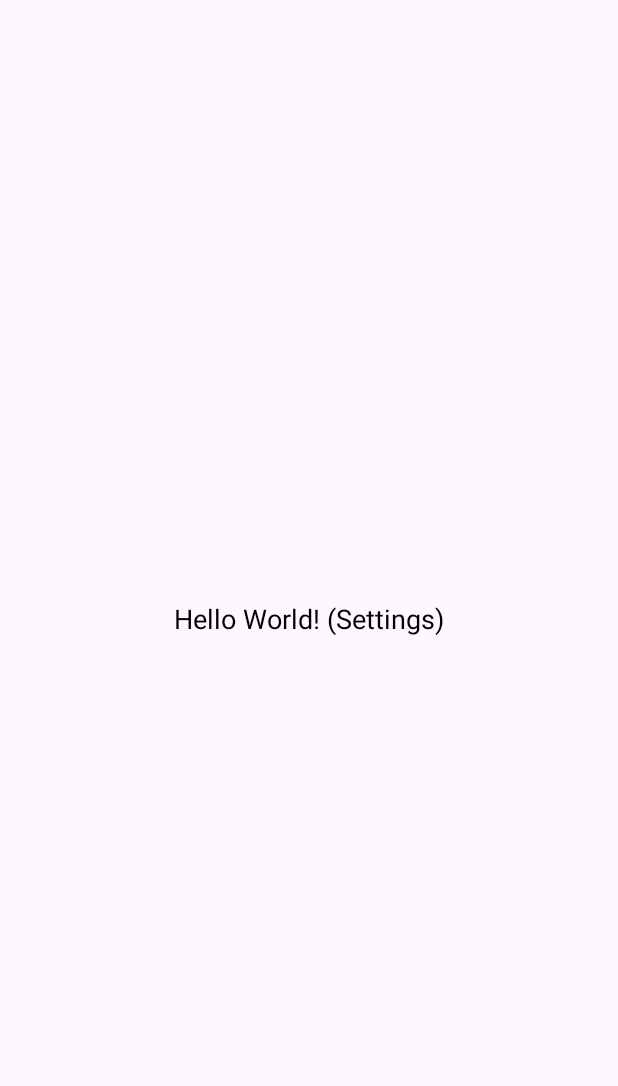
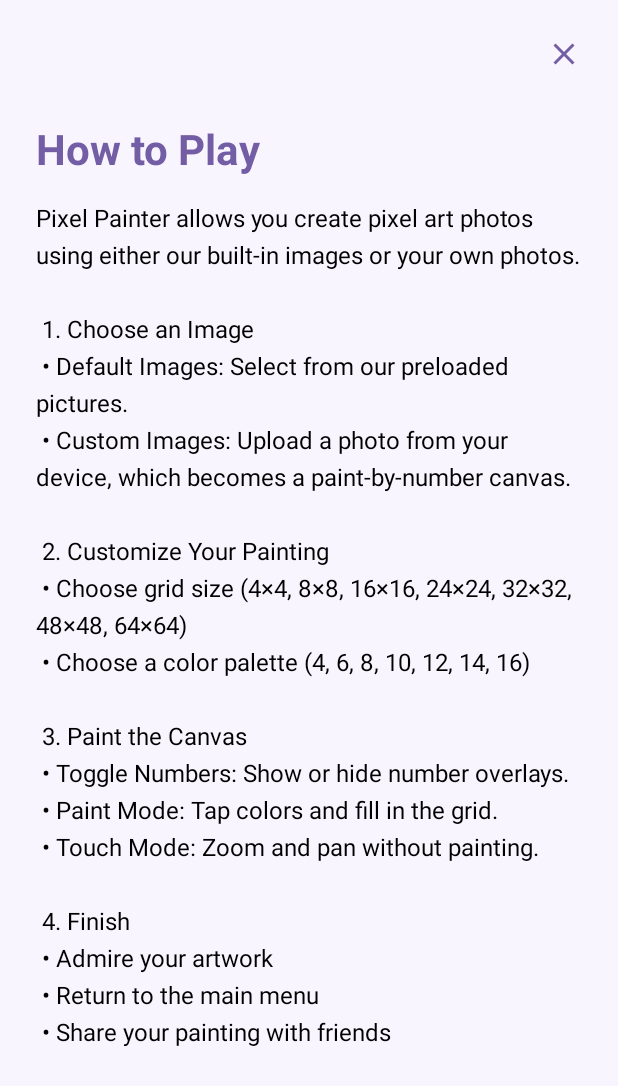
Before and after one commit to SeanHordines/paint_by_number, an Android app built with Jetpack Compose: the HowToPlayActivity screen opened directly, with no data from a screen before it, on a phone screen of 412 x 824 dp. Before the commit the part shown is almost empty. Shown: the top 1086 px of the screen. Run offline under Robolectric (Android 15) with nearby library versions, the phone set to English and light mode, and no system bars.

Commit message:
Updated Main Menu and replaced the SettingsActivity with HowToPlayActivity

```diff
--- a/app/src/main/AndroidManifest.xml
+++ b/app/src/main/AndroidManifest.xml
@@ -33,7 +33,7 @@
         </activity>
 
         <activity
-            android:name=".SettingsActivity"
+            android:name=".HowToPlayActivity"
             android:exported="false">
 
         </activity>
--- a/app/src/main/java/com/ungcsci/paintbynumber/SettingsActivity.java
+++ b/app/src/main/java/com/ungcsci/paintbynumber/HowToPlayActivity.java
@@ -1,23 +1,27 @@
 package com.ungcsci.paintbynumber;
 
 import android.os.Bundle;
+import android.view.View;
 import androidx.activity.EdgeToEdge;
 import androidx.appcompat.app.AppCompatActivity;
 import androidx.core.graphics.Insets;
 import androidx.core.view.ViewCompat;
 import androidx.core.view.WindowInsetsCompat;
 
-public class SettingsActivity extends AppCompatActivity {
-
+public class HowToPlayActivity extends AppCompatActivity {
     @Override
     protected void onCreate(Bundle savedInstanceState) {
         super.onCreate(savedInstanceState);
         EdgeToEdge.enable(this);
-        setContentView(R.layout.activity_settings);
+        setContentView(R.layout.activity_how_to_play);
         ViewCompat.setOnApplyWindowInsetsListener(findViewById(R.id.main), (v, insets) -> {
             Insets systemBars = insets.getInsets(WindowInsetsCompat.Type.systemBars());
             v.setPadding(systemBars.left, systemBars.top, systemBars.right, systemBars.bottom);
             return insets;
         });
+        View closeButton = findViewById(R.id.close_button);
+        if (closeButton != null) {
+            closeButton.setOnClickListener(v -> finish());
+        }
     }
 }
--- a/app/src/main/java/com/ungcsci/paintbynumber/MainMenuActivity.java
+++ b/app/src/main/java/com/ungcsci/paintbynumber/MainMenuActivity.java
@@ -24,14 +24,14 @@ public class MainMenuActivity extends AppCompatActivity {
         });
     }
 
-    //Opens SettingsActivity
-    public void onSettingsButtonClick(View view) {
-        Intent intent = new Intent(this, SettingsActivity.class);
+    //Opens HowToPlayActivity
+    public void onHowToPlayButtonClick(View view) {
+        Intent intent = new Intent(this, HowToPlayActivity.class);
         startActivity(intent);
     }
 
 
-    //OpensDefaultActivity
+    //Opens DefaultActivity
     public void onDefaultActivityClick(View view) {
         Intent intent = new Intent(this, DefaultImageActivity.class);
         startActivity(intent);
--- /dev/null
+++ b/app/src/main/res/drawable/ic_close.xml
@@ -0,0 +1,5 @@
+<vector xmlns:android="http://schemas.android.com/apk/res/android" android:height="24dp" android:tint="#000000" android:viewportHeight="960" android:viewportWidth="960" android:width="24dp">
+
+    <path android:fillColor="@android:color/white" android:pathData="M256,760L200,704L424,480L200,256L256,200L480,424L704,200L760,256L536,480L760,704L704,760L480,536L256,760Z"/>
+
+</vector>
--- /dev/null
+++ b/app/src/main/res/drawable/ic_info.xml
@@ -0,0 +1,5 @@
+<vector xmlns:android="http://schemas.android.com/apk/res/android" android:autoMirrored="true" android:height="24dp" android:tint="#000000" android:viewportHeight="960" android:viewportWidth="960" android:width="24dp">
+
+    <path android:fillColor="@android:color/white" android:pathData="M480,280Q497,280 508.5,268.5Q520,257 520,240Q520,223 508.5,211.5Q497,200 480,200Q463,200 451.5,211.5Q440,223 440,240Q440,257 451.5,268.5Q463,280 480,280ZM440,600L520,600L520,360L440,360L440,600ZM80,880L80,80L880,80L880,720L240,720L80,880ZM206,640L800,640L800,160L160,160L160,685L206,640ZM160,640L160,640L160,160L160,160L160,640Z"/>
+
+</vector>
--- /dev/null
+++ b/app/src/main/res/layout/activity_how_to_play.xml
@@ -0,0 +1,56 @@
+<?xml version="1.0" encoding="utf-8"?>
+<androidx.constraintlayout.widget.ConstraintLayout xmlns:android="http://schemas.android.com/apk/res/android"
+    xmlns:app="http://schemas.android.com/apk/res-auto"
+    android:id="@+id/main"
+    android:layout_width="match_parent"
+    android:layout_height="match_parent"
+    android:background="#F9F5FF">
+
+    <ImageButton
+        android:id="@+id/close_button"
+        android:layout_width="40dp"
+        android:layout_height="40dp"
+        android:layout_margin="16dp"
+        android:background="?attr/selectableItemBackgroundBorderless"
+        android:padding="6dp"
+        android:src="@drawable/ic_close"
+        android:contentDescription="Close"
+        app:tint="#735DA5"
+        app:layout_constraintTop_toTopOf="parent"
+        app:layout_constraintEnd_toEndOf="parent" />
+
+    <ScrollView
+        android:layout_width="0dp"
+        android:layout_height="0dp"
+        android:padding="24dp"
+        app:layout_constraintTop_toBottomOf="@id/close_button"
+        app:layout_constraintBottom_toBottomOf="parent"
+        app:layout_constraintStart_toStartOf="parent"
+        app:layout_constraintEnd_toEndOf="parent">
+
+        <LinearLayout
+            android:layout_width="match_parent"
+            android:layout_height="wrap_content"
+            android:orientation="vertical">
+
+            <TextView
+                android:id="@+id/how_to_title"
+                android:layout_width="wrap_content"
+                android:layout_height="wrap_content"
+                android:text="How to Play"
+                android:textSize="28sp"
+                android:textStyle="bold"
+                android:textColor="#735DA5"
+                android:layout_marginBottom="16dp" />
+
+            <TextView
+                android:id="@+id/how_to_text"
+                android:layout_width="match_parent"
+                android:layout_height="wrap_content"
+                android:textColor="#000000"
+                android:textSize="16sp"
+                android:lineSpacingExtra="6dp"
+                android:text="@string/how_to_play_description" />
+        </LinearLayout>
+    </ScrollView>
+</androidx.constraintlayout.widget.ConstraintLayout>
--- a/app/src/main/res/layout/activity_settings.xml
+++ /dev/null
@@ -1,22 +0,0 @@
-<?xml version="1.0" encoding="utf-8"?>
-<androidx.constraintlayout.widget.ConstraintLayout xmlns:android="http://schemas.android.com/apk/res/android"
-    xmlns:app="http://schemas.android.com/apk/res-auto"
-    xmlns:tools="http://schemas.android.com/tools"
-    android:id="@+id/main"
-    android:layout_width="match_parent"
-    android:layout_height="match_parent"
-    tools:context=".SettingsActivity">
-
-    <TextView
-        android:id="@+id/Upload"
-        android:layout_width="wrap_content"
-        android:layout_height="wrap_content"
-        android:text="Hello World! (Settings)"
-        android:textSize="18sp"
-        android:textColor="#000000"
-        app:layout_constraintTop_toTopOf="parent"
-        app:layout_constraintBottom_toBottomOf="parent"
-        app:layout_constraintStart_toStartOf="parent"
-        app:layout_constraintEnd_toEndOf="parent" />
-
-</androidx.constraintlayout.widget.ConstraintLayout>
--- a/app/src/main/res/values/strings.xml
+++ b/app/src/main/res/values/strings.xml
@@ -1,10 +1,10 @@
 <resources>
     <string name="app_name">Pixel Painter</string>
-    <string name="image_type_select">Select which image type you would like to paint</string>
+    <string name="image_type_select">Select an image to paint</string>
     <string name="default_images">DEFAULT IMAGES</string>
     <string name="custom_images">CUSTOM IMAGES</string>
-    <string name="settings">Settings</string>
-    <string name="credits">Developed by: Joshua Garcia, Kaley Hague, Ian Holbrook, &amp; Sean Hordines</string>
+    <string name="how_to_play">How to Play</string>
+    <string name="credits">Developed by: Joshua Garcia, Kaley Hague,\nIan Holbrook, &amp; Sean Hordines</string>
     <string name="upload">Please upload an image</string>
     <string name="upload_button">Upload icon</string>
     <string name="select_an_image">Select an Image</string>
@@ -19,4 +19,21 @@
     <string name="title_activity_admire_image">AdmireImage</string>
     <string name="zoom_mode">zoom_mode</string>
     <string name="draw_mode">draw_mode</string>
+    <string name="how_to_play_description">
+    Pixel Painter allows you create pixel art photos using either our built-in images or your own photos.\n\n
+    1. Choose an Image\n
+    • Default Images: Select from our preloaded pictures.\n
+    • Custom Images: Upload a photo from your device, which becomes a paint-by-number canvas.\n\n
+    2. Customize Your Painting\n
+    • Choose grid size (4×4, 8×8, 16×16, 24×24, 32×32, 48×48, 64×64)\n
+    • Choose a color palette (4, 6, 8, 10, 12, 14, 16)\n\n
+    3. Paint the Canvas\n
+    • Toggle Numbers: Show or hide number overlays.\n
+    • Paint Mode: Tap colors and fill in the grid.\n
+    • Touch Mode: Zoom and pan without painting.\n\n
+    4. Finish\n
+    • Admire your artwork\n
+    • Return to the main menu\n
+    • Share your painting with friends
+</string>
 </resources>
```
Also changed, not shown: app/src/main/java/com/ungcsci/paintbynumber/ui/theme/Color.kt (+6 -6 lines), app/src/main/java/com/ungcsci/paintbynumber/ui/theme/Theme.kt (+6 -6 lines), app/src/main/res/layout/activity_main_menu.xml (+8 -8 lines).
